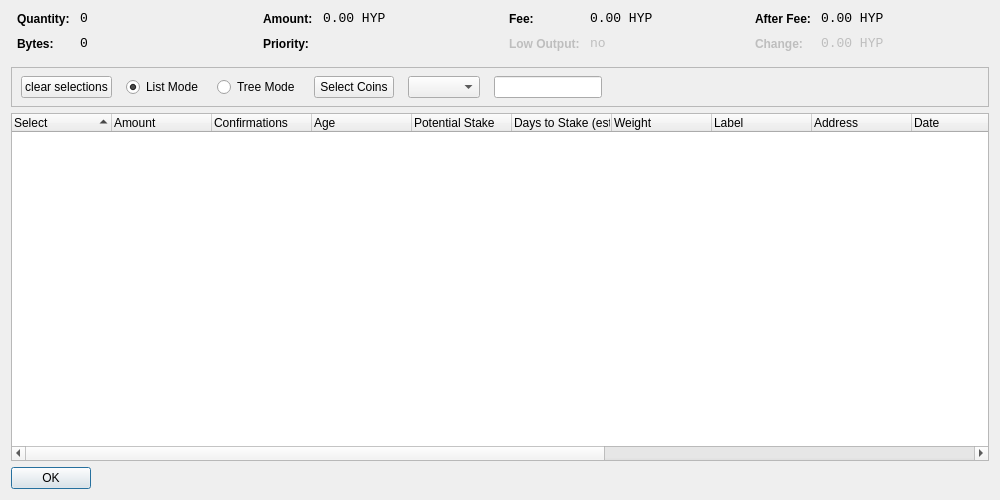
Above: src/qt/forms/coincontroldialog.ui from davidlatapie/HyperStake before the change. Below: the same form after it.
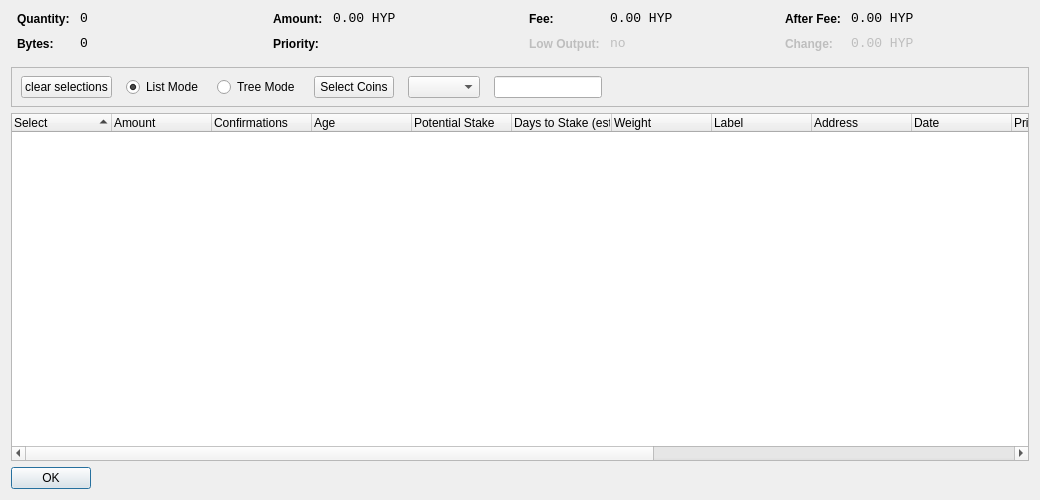
That is the form after the change. Custom widgets are drawn as their Qt base class.

Commit message:
coincontrol: widen the window a bit
It avoids the horizontal scrollbar now that a new column was added

What changed in the file:
```diff
--- a/src/qt/forms/coincontroldialog.ui
+++ b/src/qt/forms/coincontroldialog.ui
@@ -6,7 +6,7 @@
    <rect>
     <x>0</x>
     <y>0</y>
-    <width>1000</width>
+    <width>1040</width>
     <height>500</height>
    </rect>
   </property>
```
